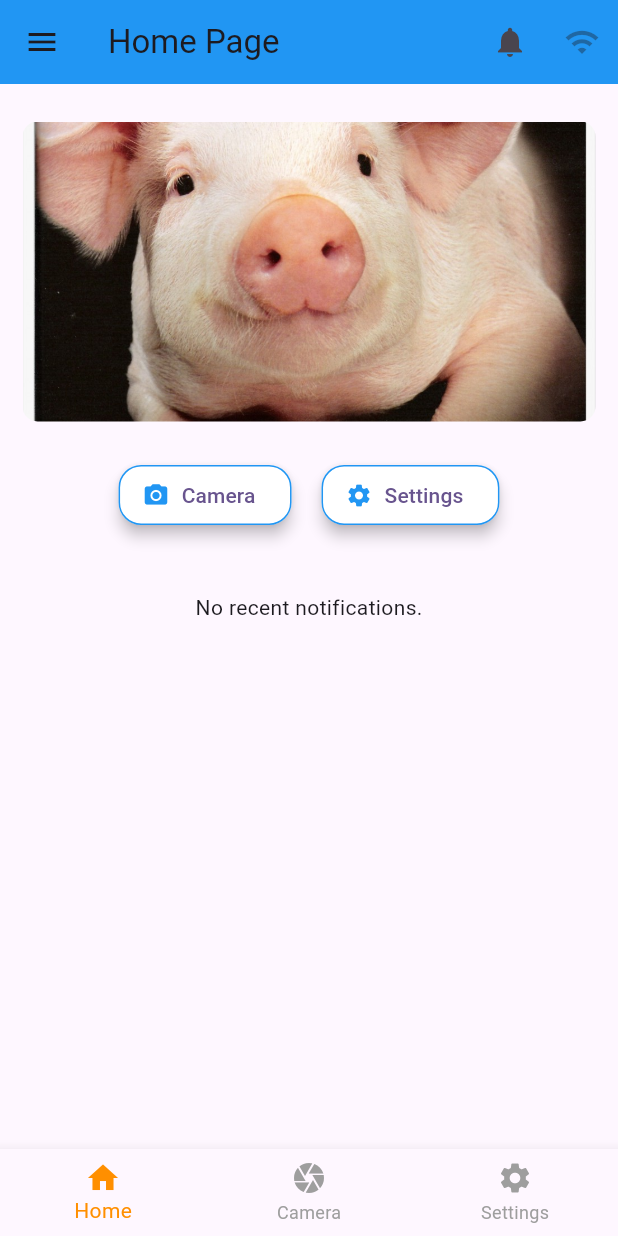
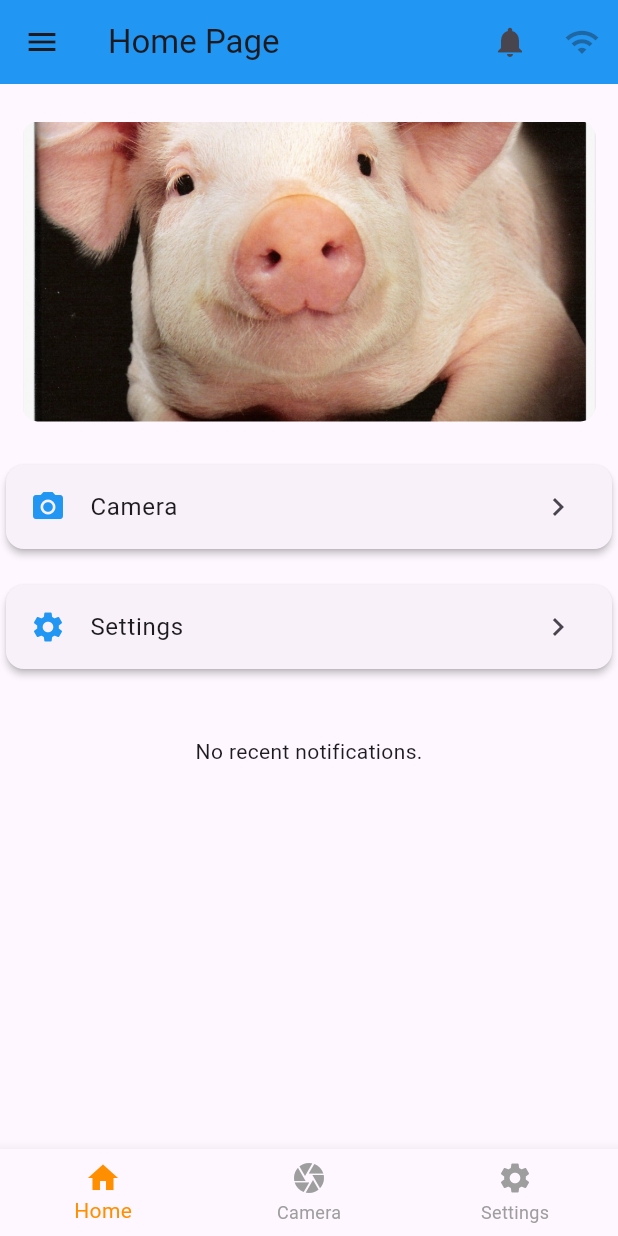
Before and after one commit to SeaniceNabasirye/Pig-Cam-Disease-Detection-Recess-Project, a Flutter app: the screen it shows after launch, on a phone screen of 412 x 824 dp. Run offline on Flutter 3.47's test engine with Material 3 defaults, Android fonts, the phone set to English and light mode, and no system bars; drawn by our look-alikes of animated_background, liquid_pull_to_refresh; our stand-ins replace firebase_core, marquee, video_player, webview_flutter; missing offline and left inert: flutter_mjpeg, wifi_iot; accounts and stored records are empty.

Commit message:
Updated homepage

```diff
--- a/pigcam2/lib/pages/home_page.dart
+++ b/pigcam2/lib/pages/home_page.dart
@@ -129,38 +129,35 @@ class _HomePageState extends State<HomePage> {
             ),
           ),
             const SizedBox(height: 25), // Space below horizontal carousel
-          Row(
-            mainAxisAlignment: MainAxisAlignment.center,
+          Column(
             children: [
-              ElevatedButton.icon(
-                icon: const Icon(Icons.camera_alt, color: Colors.blue),
-                label: const Text('Camera'),
-                onPressed: () {
-                  Navigator.pushReplacementNamed(context, '/camera');
-                },
-                style: ElevatedButton.styleFrom(
-                  backgroundColor: Colors.white,
-                  elevation: 4,
-                  side: const BorderSide(color: Colors.blue),
-                  shape: RoundedRectangleBorder(
-                    borderRadius: BorderRadius.circular(15),
-                  ),
+              Card(
+                elevation: 2,
+                shape: RoundedRectangleBorder(
+                  borderRadius: BorderRadius.circular(12),
+                ),
+                child: ListTile(
+                  leading: Icon(Icons.camera_alt, color: Colors.blue),
+                  title: Text('Camera'),
+                  trailing: Icon(Icons.chevron_right),
+                  onTap: () {
+                    Navigator.pushReplacementNamed(context, '/camera');
+                  },
                 ),
               ),
-              const SizedBox(width: 20),
-              ElevatedButton.icon(
-                icon: const Icon(Icons.settings, color: Colors.blue),
-                label: const Text('Settings'),
-                onPressed: () {
-                  Navigator.pushReplacementNamed(context, '/settings');
-                },
-                style: ElevatedButton.styleFrom(
-                  backgroundColor: Colors.white,
-                  elevation: 4,
-                  side: const BorderSide(color: Colors.blue),
-                  shape: RoundedRectangleBorder(
-                    borderRadius: BorderRadius.circular(15),
-                  ),
+              SizedBox(height: 16),
+              Card(
+                elevation: 2,
+                shape: RoundedRectangleBorder(
+                  borderRadius: BorderRadius.circular(12),
+                ),
+                child: ListTile(
+                  leading: Icon(Icons.settings, color: Colors.blue),
+                  title: Text('Settings'),
+                  trailing: Icon(Icons.chevron_right),
+                  onTap: () {
+                    Navigator.pushReplacementNamed(context, '/settings');
+                  },
                 ),
               ),
             ],
```
